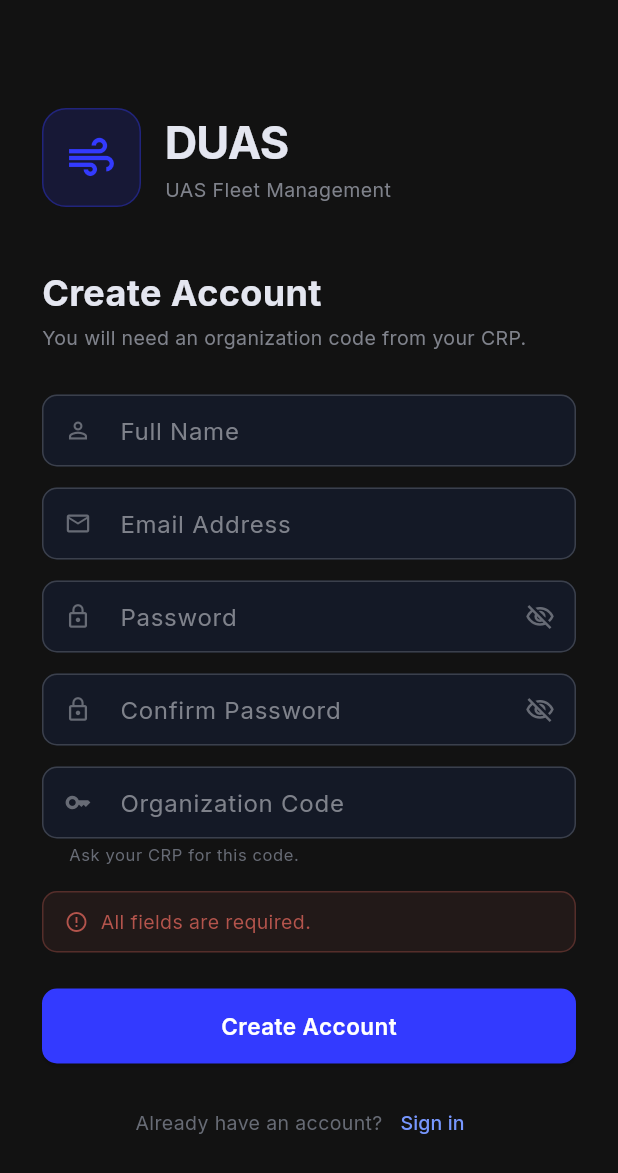
After one commit to duasict/DUAS-FMS, a Flutter app: the SignUpScreen screen opened directly, after a tap on "Create Account", on a phone screen of 412 x 824 dp. The commit adds this screen. Shown: the top 1173 px of the screen. Run offline on Flutter 3.47's test engine with Material 3 defaults, Android fonts, the phone set to English and light mode, and no system bars; our stand-ins replace connectivity_plus, flutter_local_notifications, flutter_map, flutter_secure_storage, geolocator, google_fonts and 11 more; missing offline and left inert: google_mlkit_face_detection, google_mlkit_text_recognition, shelf_router, tflite_flutter; accounts and stored records are empty.

Commit message:
feat: sign-up screen with org code requirement

```diff
--- a/lib/screens/login_screen.dart
+++ b/lib/screens/login_screen.dart
@@ -10,6 +10,7 @@ import '../services/supabase_service.dart';
 import '../theme/app_theme.dart';
 import 'main_navigation.dart';
 import 'onboarding/org_setup_screen.dart';
+import 'onboarding/sign_up_screen.dart';
 
 class LoginScreen extends StatefulWidget {
   const LoginScreen({super.key});
@@ -127,6 +128,27 @@ class _LoginScreenState extends State<LoginScreen> {
       );
 
       await DatabaseHelper.instance.saveUserProfile(updated);
+
+      // First-login case: if the remote profile has no org or name yet (common
+      // when email confirmation was required at sign-up and the profile upsert
+      // was deferred), push the locally-saved sign-up data to Supabase now
+      // that we have an authenticated session.
+      final remoteOrgId = remote['organization_id'] as String? ?? '';
+      final remoteName  = remote['name']            as String? ?? '';
+      if ((remoteOrgId.isEmpty || remoteName.isEmpty) &&
+          (updated.organizationId.isNotEmpty || updated.name.isNotEmpty)) {
+        try {
+          await SupabaseService.upsertProfile({
+            'id': userId,
+            if (remoteOrgId.isEmpty && updated.organizationId.isNotEmpty)
+              'organization_id': updated.organizationId,
+            if (remoteName.isEmpty && updated.name.isNotEmpty)
+              'name': updated.name,
+          });
+        } catch (_) {
+          // Non-fatal
+        }
+      }
 
       if (mounted) {
         await context.read<UserProfileProvider>().load();
@@ -348,7 +370,33 @@ class _LoginScreenState extends State<LoginScreen> {
                 ),
               ),
 
-              const SizedBox(height: 24),
+              const SizedBox(height: 16),
+
+              // Sign-up link
+              Row(
+                mainAxisAlignment: MainAxisAlignment.center,
+                children: [
+                  Text(
+                    "Don't have an account?",
+                    style: TextStyle(
+                        color: context.colors.textMuted, fontSize: 13),
+                  ),
+                  TextButton(
+                    onPressed: () => Navigator.push(
+                      context,
+                      MaterialPageRoute(
+                          builder: (_) => const SignUpScreen()),
+                    ),
+                    child: const Text(
+                      'Sign up',
+                      style: TextStyle(
+                          color: AppColors.primaryLight, fontSize: 13),
+                    ),
+                  ),
+                ],
+              ),
+
+              const SizedBox(height: 4),
 
               // Org setup link — for a CRP deploying the app for the first time
               Row(
--- /dev/null
+++ b/lib/screens/onboarding/sign_up_screen.dart
@@ -0,0 +1,433 @@
+import 'package:flutter/material.dart';
+import 'package:provider/provider.dart';
+import 'package:supabase_flutter/supabase_flutter.dart';
+import '../../database/database_helper.dart';
+import '../../models/user_profile.dart';
+import '../../providers/org_settings_provider.dart';
+import '../../services/supabase_service.dart';
+import '../../theme/app_theme.dart';
+
+/// Registration screen.
+///
+/// Requires a valid organization code (UUID) before the account can be
+/// created.  On success the user is prompted to verify their email before
+/// signing in for the first time.
+class SignUpScreen extends StatefulWidget {
+  const SignUpScreen({super.key});
+
+  @override
+  State<SignUpScreen> createState() => _SignUpScreenState();
+}
+
+class _SignUpScreenState extends State<SignUpScreen> {
+  final _nameCtrl     = TextEditingController();
+  final _emailCtrl    = TextEditingController();
+  final _passwordCtrl = TextEditingController();
+  final _confirmCtrl  = TextEditingController();
+  final _orgCodeCtrl  = TextEditingController();
+
+  bool _obscurePassword = true;
+  bool _obscureConfirm  = true;
+  bool _isLoading       = false;
+  bool _success         = false;
+  String? _error;
+
+  // UUID v4 pattern — org codes are Supabase UUIDs
+  static final _uuidRe = RegExp(
+    r'^[0-9a-f]{8}-[0-9a-f]{4}-[0-9a-f]{4}-[0-9a-f]{4}-[0-9a-f]{12}$',
+    caseSensitive: false,
+  );
+
+  @override
+  void dispose() {
+    _nameCtrl.dispose();
+    _emailCtrl.dispose();
+    _passwordCtrl.dispose();
+    _confirmCtrl.dispose();
+    _orgCodeCtrl.dispose();
+    super.dispose();
+  }
+
+  Future<void> _signUp() async {
+    final name    = _nameCtrl.text.trim();
+    final email   = _emailCtrl.text.trim();
+    final pass    = _passwordCtrl.text;
+    final confirm = _confirmCtrl.text;
+    final orgCode = _orgCodeCtrl.text.trim();
+
+    if (name.isEmpty || email.isEmpty || pass.isEmpty || orgCode.isEmpty) {
+      setState(() => _error = 'All fields are required.');
+      return;
+    }
+    if (pass != confirm) {
+      setState(() => _error = 'Passwords do not match.');
+      return;
+    }
+    if (pass.length < 6) {
+      setState(() => _error = 'Password must be at least 6 characters.');
+      return;
+    }
+    if (!_uuidRe.hasMatch(orgCode)) {
+      setState(() => _error =
+          'Invalid organization code. Ask your CRP for the correct code.');
+      return;
+    }
+
+    setState(() {
+      _isLoading = true;
+      _error = null;
+    });
+
+    try {
+      final response = await SupabaseService.signUp(email, pass);
+
+      // Save name + org code locally so they are applied to the Supabase
+      // profile on first login (in case email confirmation is required and
+      // we don't have a session yet).
+      await DatabaseHelper.instance.saveUserProfile(UserProfile(
+        supabaseId: response.user?.id ?? '',
+        name: name,
+        email: email,
+        organizationId: orgCode,
+        role: 'vo',
+      ));
+
+      // If Supabase returned an immediate session (email confirmation
+      // disabled), push the profile data now.
+      if (response.session != null && response.user != null) {
+        try {
+          await SupabaseService.upsertProfile({
+            'id': response.user!.id,
+            'name': name,
+            'organization_id': orgCode,
+            'email': email,
+            'role': 'vo',
+          });
+        } catch (_) {
+          // Non-fatal — will be applied on first login
+        }
+      }
+
+      if (mounted) setState(() { _isLoading = false; _success = true; });
+    } on AuthException catch (e) {
+      setState(() {
+        _error = _friendlyError(e.message);
+        _isLoading = false;
+      });
+    } catch (_) {
+      setState(() {
+        _error = 'Unable to connect. Check your internet connection.';
+        _isLoading = false;
+      });
+    }
+  }
+
+  String _friendlyError(String raw) {
+    final lower = raw.toLowerCase();
+    if (lower.contains('already registered') || lower.contains('already been registered')) {
+      return 'An account with this email already exists.';
+    }
+    if (lower.contains('invalid email')) return 'Please enter a valid email address.';
+    if (lower.contains('weak password') || lower.contains('password should')) {
+      return 'Password is too weak. Use at least 6 characters.';
+    }
+    if (lower.contains('network') || lower.contains('connection')) {
+      return 'Network error. Check your connection and try again.';
+    }
+    return raw;
+  }
+
+  @override
+  Widget build(BuildContext context) {
+    final org = context.watch<OrgSettingsProvider>();
+
+    return Scaffold(
+      body: SafeArea(
+        child: SingleChildScrollView(
+          padding: const EdgeInsets.symmetric(horizontal: 28, vertical: 32),
+          child: _success ? _buildSuccess(context) : _buildForm(context, org),
+        ),
+      ),
+    );
+  }
+
+  Widget _buildForm(BuildContext context, OrgSettingsProvider org) {
+    return Column(
+      crossAxisAlignment: CrossAxisAlignment.start,
+      children: [
+        const SizedBox(height: 40),
+
+        // Branding header
+        Row(children: [
+          Container(
+            padding: const EdgeInsets.all(14),
+            decoration: BoxDecoration(
+              color: AppColors.primary.withValues(alpha: 0.15),
+              borderRadius: BorderRadius.circular(16),
+              border:
+                  Border.all(color: AppColors.primary.withValues(alpha: 0.35)),
+            ),
+            child:
+                const Icon(Icons.air, color: AppColors.primary, size: 36),
+          ),
+          const SizedBox(width: 16),
+          Column(
+            crossAxisAlignment: CrossAxisAlignment.start,
+            children: [
+              Text(org.appName,
+                  style: TextStyle(
+                      color: context.colors.textPrimary,
+                      fontSize: 30,
+                      fontWeight: FontWeight.bold,
+                      letterSpacing: -0.5)),
+              Text(org.tagline,
+                  style: TextStyle(
+                      color: context.colors.textSecondary,
+                      fontSize: 13,
+                      letterSpacing: 0.3)),
+            ],
+          ),
+        ]),
+
+        const SizedBox(height: 40),
+        Text('Create Account',
+            style: TextStyle(
+                color: context.colors.textPrimary,
+                fontSize: 24,
+                fontWeight: FontWeight.w700)),
+        const SizedBox(height: 4),
+        Text('You will need an organization code from your CRP.',
+            style: TextStyle(
+                color: context.colors.textSecondary, fontSize: 13)),
+
+        const SizedBox(height: 28),
+
+        // Full name
+        _field(
+          controller: _nameCtrl,
+          label: 'Full Name',
+          icon: Icons.person_outline,
+          action: TextInputAction.next,
+        ),
+        const SizedBox(height: 14),
+
+        // Email
+        _field(
+          controller: _emailCtrl,
+          label: 'Email Address',
+          icon: Icons.email_outlined,
+          keyboard: TextInputType.emailAddress,
+          action: TextInputAction.next,
+        ),
+        const SizedBox(height: 14),
+
+        // Password
+        _passwordField(
+          controller: _passwordCtrl,
+          label: 'Password',
+          obscure: _obscurePassword,
+          onToggle: () =>
+              setState(() => _obscurePassword = !_obscurePassword),
+          action: TextInputAction.next,
+        ),
+        const SizedBox(height: 14),
+
+        // Confirm password
+        _passwordField(
+          controller: _confirmCtrl,
+          label: 'Confirm Password',
+          obscure: _obscureConfirm,
+          onToggle: () =>
+              setState(() => _obscureConfirm = !_obscureConfirm),
+          action: TextInputAction.next,
+        ),
+        const SizedBox(height: 14),
+
+        // Org code
+        TextField(
+          controller: _orgCodeCtrl,
+          style:
+              TextStyle(color: context.colors.textPrimary, fontSize: 13),
+          textInputAction: TextInputAction.done,
+          onSubmitted: (_) => _signUp(),
+          decoration: InputDecoration(
+            labelText: 'Organization Code',
+            hintText: 'xxxxxxxx-xxxx-xxxx-xxxx-xxxxxxxxxxxx',
+            hintStyle: TextStyle(
+                color: context.colors.textMuted,
+                fontSize: 11,
+                fontFamily: 'monospace'),
+            prefixIcon: Icon(Icons.key_outlined,
+                color: context.colors.textMuted, size: 18),
+            helperText: 'Ask your CRP for this code.',
+            helperStyle:
+                TextStyle(color: context.colors.textMuted, fontSize: 11),
+          ),
+        ),
+
+        // Error banner
+        if (_error != null) ...[
+          const SizedBox(height: 16),
+          Container(
+            padding:
+                const EdgeInsets.symmetric(horizontal: 14, vertical: 10),
+            decoration: BoxDecoration(
+              color: AppColors.danger.withValues(alpha: 0.1),
+              borderRadius: BorderRadius.circular(10),
+              border: Border.all(
+                  color: AppColors.danger.withValues(alpha: 0.35)),
+            ),
+            child: Row(children: [
+              const Icon(Icons.error_outline,
+                  color: AppColors.danger, size: 16),
+              const SizedBox(width: 8),
+              Expanded(
+                child: Text(_error!,
+                    style: const TextStyle(
+                        color: AppColors.danger, fontSize: 13)),
+              ),
+            ]),
+          ),
+        ],
+
+        const SizedBox(height: 24),
+
+        // Sign Up button
+        SizedBox(
+          width: double.infinity,
+          height: 50,
+          child: ElevatedButton(
+            onPressed: _isLoading ? null : _signUp,
+            child: _isLoading
+                ? const SizedBox(
+                    height: 20,
+                    width: 20,
+                    child: CircularProgressIndicator(
+                        color: Colors.white, strokeWidth: 2))
+                : const Text('Create Account'),
+          ),
+        ),
+
+        const SizedBox(height: 16),
+
+        // Back to login
+        Row(mainAxisAlignment: MainAxisAlignment.center, children: [
+          Text('Already have an account?',
+              style: TextStyle(
+                  color: context.colors.textMuted, fontSize: 13)),
+          TextButton(
+            onPressed: () => Navigator.pop(context),
+            child: const Text('Sign in',
+                style: TextStyle(
+                    color: AppColors.primaryLight, fontSize: 13)),
+          ),
+        ]),
+      ],
+    );
+  }
+
+  Widget _buildSuccess(BuildContext context) {
+    return Column(
+      crossAxisAlignment: CrossAxisAlignment.center,
+      children: [
+        const SizedBox(height: 80),
+        Container(
+          padding: const EdgeInsets.all(20),
+          decoration: BoxDecoration(
+            color: AppColors.success.withValues(alpha: 0.1),
+            shape: BoxShape.circle,
+            border: Border.all(
+                color: AppColors.success.withValues(alpha: 0.4), width: 1.5),
+          ),
+          child: const Icon(Icons.mark_email_read_outlined,
+              color: AppColors.success, size: 48),
+        ),
+        const SizedBox(height: 28),
+        Text('Account Created!',
+            style: TextStyle(
+                color: context.colors.textPrimary,
+                fontSize: 24,
+                fontWeight: FontWeight.w700)),
+        const SizedBox(height: 10),
+        Text(
+          'Check your email to verify your account,\nthen sign in.',
+          textAlign: TextAlign.center,
+          style: TextStyle(
+              color: context.colors.textSecondary,
+              fontSize: 14,
+              height: 1.5),
+        ),
+        const SizedBox(height: 10),
+        Text(
+          _emailCtrl.text.trim(),
+          textAlign: TextAlign.center,
+          style: const TextStyle(
+              color: AppColors.primaryLight,
+              fontSize: 13,
+              fontWeight: FontWeight.w600),
+        ),
+        const SizedBox(height: 40),
+        SizedBox(
+          width: double.infinity,
+          height: 50,
+          child: ElevatedButton(
+            onPressed: () => Navigator.pop(context),
+            child: const Text('Back to Sign In'),
+          ),
+        ),
+      ],
+    );
+  }
+
+  Widget _field({
+    required TextEditingController controller,
+    required String label,
+    required IconData icon,
+    TextInputType? keyboard,
+    TextInputAction action = TextInputAction.next,
+  }) {
+    return TextField(
+      controller: controller,
+      keyboardType: keyboard,
+      textInputAction: action,
+      style: TextStyle(color: context.colors.textPrimary),
+      onSubmitted: (_) => FocusScope.of(context).nextFocus(),
+      decoration: InputDecoration(
+        labelText: label,
+        prefixIcon:
+            Icon(icon, color: context.colors.textMuted, size: 18),
+      ),
+    );
+  }
+
+  Widget _passwordField({
+    required TextEditingController controller,
+    required String label,
+    required bool obscure,
+    required VoidCallback onToggle,
+    TextInputAction action = TextInputAction.next,
+  }) {
+    return TextField(
+      controller: controller,
+      obscureText: obscure,
+      textInputAction: action,
+      style: TextStyle(color: context.colors.textPrimary),
+      onSubmitted: (_) => FocusScope.of(context).nextFocus(),
+      decoration: InputDecoration(
+        labelText: label,
+        prefixIcon:
+            Icon(Icons.lock_outline, color: context.colors.textMuted, size: 18),
+        suffixIcon: IconButton(
+          icon: Icon(
+            obscure
+                ? Icons.visibility_off_outlined
+                : Icons.visibility_outlined,
+            color: context.colors.textMuted,
+            size: 20,
+          ),
+          onPressed: onToggle,
+        ),
+      ),
+    );
+  }
+}
--- a/lib/services/supabase_service.dart
+++ b/lib/services/supabase_service.dart
@@ -25,6 +25,9 @@ class SupabaseService {
 
   static Future<AuthResponse> signIn(String email, String password) =>
       client.auth.signInWithPassword(email: email, password: password);
+
+  static Future<AuthResponse> signUp(String email, String password) =>
+      client.auth.signUp(email: email, password: password);
 
   static Future<void> signOut() => client.auth.signOut();
 
```
